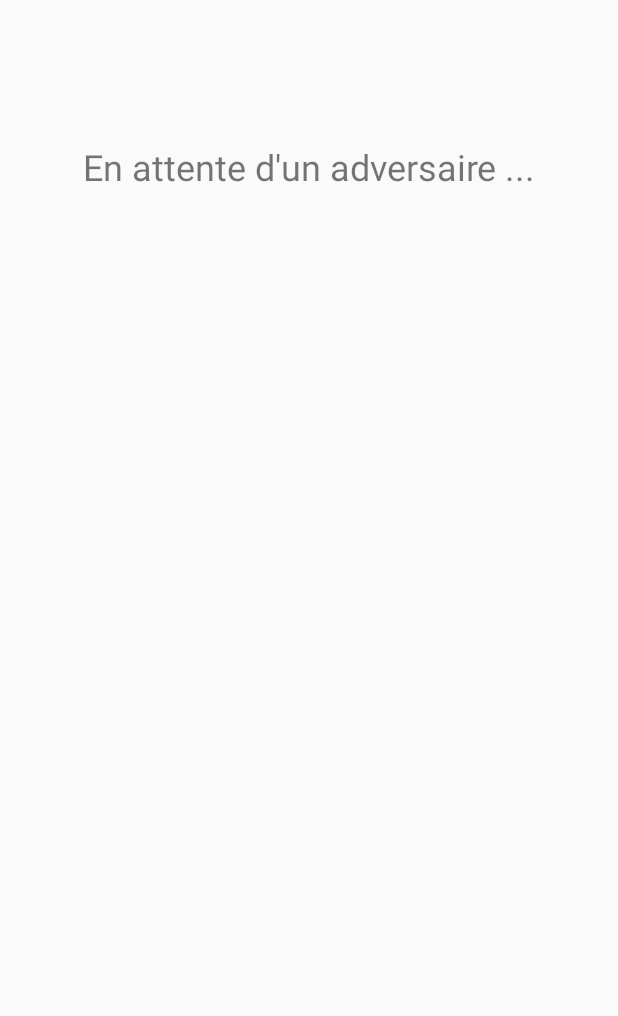
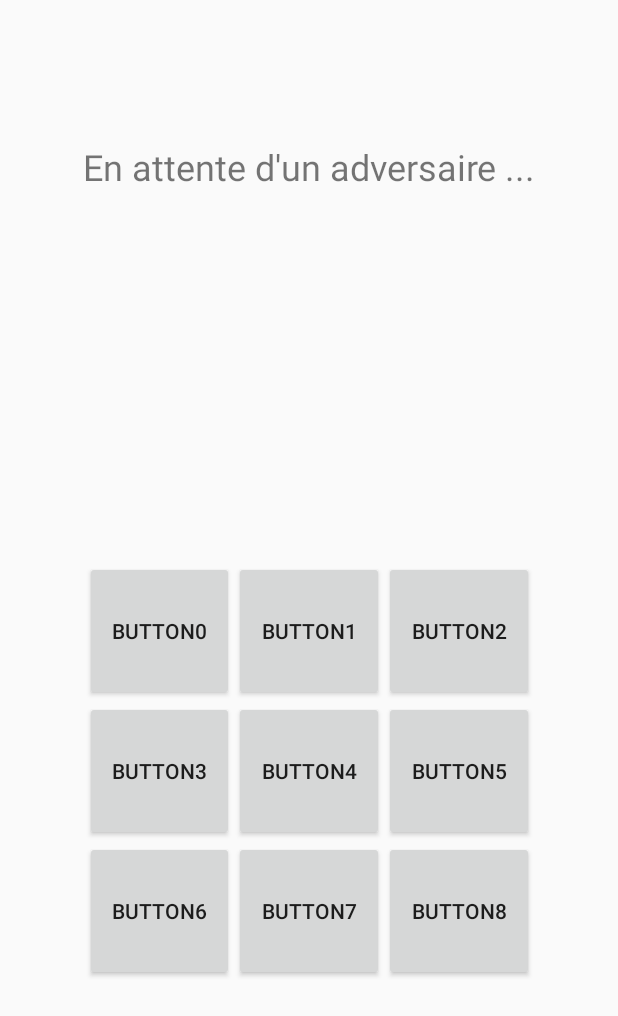
Before and after one commit to faniryxx/morisen, an Android app: the GameActivity screen opened directly, with no data from a screen before it, on a phone screen of 412 x 824 dp. Shown: the top 1016 px of the screen. Run offline under Robolectric (Android 15) with nearby library versions, the phone set to English and light mode, and no system bars; our stand-ins replace Firebase (no records; nobody signed in at launch, a user with empty details on screens opened directly); 10 statements that could not run were skipped.

Commit message:
Add tictactoe array

```diff
--- a/app/src/main/java/fr/isen/morisen/GameActivity.java
+++ b/app/src/main/java/fr/isen/morisen/GameActivity.java
@@ -35,7 +35,7 @@ public class GameActivity extends AppCompatActivity {
         setContentView(R.layout.activity_game);
         TextView opponentTextView = findViewById(R.id.opponentTextView);
         opponentTextView.setText("");
-        getPlayerDetails();
+        addListenerTomDatabase();
         Intent intent = this.getIntent();
         this.telephone = intent.getStringExtra("telephone");
         this.pseudo = intent.getStringExtra("pseudo");
@@ -68,18 +68,10 @@ public class GameActivity extends AppCompatActivity {
         joueur2Pseudo = pseudo2;
     }
 
-    private void getPlayerDetails() {
-        // calling add value event listener method
-        // for getting the values from database.
+    private void addListenerTomDatabase() {
         mDatabase.addValueEventListener(new ValueEventListener() {
             @Override
             public void onDataChange(@NonNull DataSnapshot snapshot) {
-                // this method is call to get the realtime
-                // updates in the data.
-                // this method is called when the data is
-                // changed in our Firebase console.
-                // below line is for getting the data from
-                // snapshot of our database.
                 HashMap value = (HashMap) snapshot.getValue();
                 HashMap joueur1Data = (HashMap) value.get("salon1");
                 joueur1Data = (HashMap) joueur1Data.get("joueurs");
@@ -95,16 +87,10 @@ public class GameActivity extends AppCompatActivity {
 
                 setVariables(joueur1Pseudo,joueur1Telephone,joueur2Pseudo,joueur2Telephone);
                 updateTextViews(GameActivity.playerNumber);
-
-                // after getting the value we are setting
-                // our value to our text view in below line.
-                //Log.i("VALUE", value.toString());
             }
 
             @Override
             public void onCancelled(@NonNull DatabaseError error) {
-                // calling on cancelled method when we receive
-                // any error or we are not able to get the data.
                 Toast.makeText(GameActivity.this, "Fail to get data.", Toast.LENGTH_SHORT).show();
             }
 
--- a/app/src/main/res/layout/activity_game.xml
+++ b/app/src/main/res/layout/activity_game.xml
@@ -37,4 +37,96 @@
         app:layout_constraintStart_toStartOf="parent"
         app:layout_constraintTop_toBottomOf="@+id/statusTextView" />
 
+    <TableLayout
+        android:layout_width="299dp"
+        android:layout_height="280dp"
+        android:measureWithLargestChild="true"
+        android:stretchColumns="0.3"
+        app:layout_constraintBottom_toBottomOf="parent"
+        app:layout_constraintEnd_toEndOf="parent"
+        app:layout_constraintStart_toStartOf="parent"
+        app:layout_constraintTop_toBottomOf="@+id/opponentTextView">
+
+        <TableRow
+            android:layout_width="match_parent"
+            android:layout_height="match_parent"
+            android:layout_weight="1">
+
+            <Button
+                android:id="@+id/button0"
+                android:layout_width="match_parent"
+                android:layout_height="match_parent"
+                android:layout_weight="1"
+                android:text="button0" />
+
+            <Button
+                android:id="@+id/button1"
+                android:layout_width="match_parent"
+                android:layout_height="match_parent"
+                android:layout_weight="1"
+                android:text="button1" />
+
+            <Button
+                android:id="@+id/button2"
+                android:layout_width="match_parent"
+                android:layout_height="match_parent"
+                android:layout_weight="1"
+                android:text="button2" />
+        </TableRow>
+
+        <TableRow
+            android:layout_width="match_parent"
+            android:layout_height="match_parent"
+            android:layout_weight="1">
+
+            <Button
+                android:id="@+id/button3"
+                android:layout_width="match_parent"
+                android:layout_height="match_parent"
+                android:layout_weight="1"
+                android:text="button3" />
+
+            <Button
+                android:id="@+id/button4"
+                android:layout_width="match_parent"
+                android:layout_height="match_parent"
+                android:layout_weight="1"
+                android:text="button4" />
+
+            <Button
+                android:id="@+id/button5"
+                android:layout_width="match_parent"
+                android:layout_height="match_parent"
+                android:layout_weight="1"
+                android:text="button5" />
+        </TableRow>
+
+        <TableRow
+            android:layout_width="match_parent"
+            android:layout_height="165dp"
+            android:layout_weight="1">
+
+            <Button
+                android:id="@+id/button6"
+                android:layout_width="match_parent"
+                android:layout_height="match_parent"
+                android:layout_weight="1"
+                android:text="button6" />
+
+            <Button
+                android:id="@+id/button7"
+                android:layout_width="match_parent"
+                android:layout_height="match_parent"
+                android:layout_weight="1"
+                android:text="button7" />
+
+            <Button
+                android:id="@+id/button8"
+                android:layout_width="match_parent"
+                android:layout_height="match_parent"
+                android:layout_weight="1"
+                android:text="button8" />
+        </TableRow>
+    </TableLayout>
+
 </androidx.constraintlayout.widget.ConstraintLayout>
```
